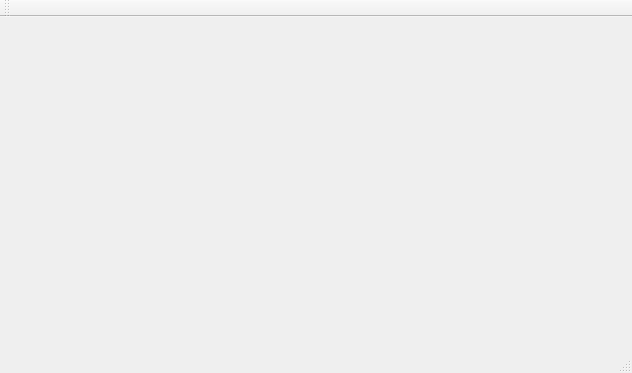
Old version of the form mainwindow.ui in the repository MATF-RS19/RS018-miniknime.
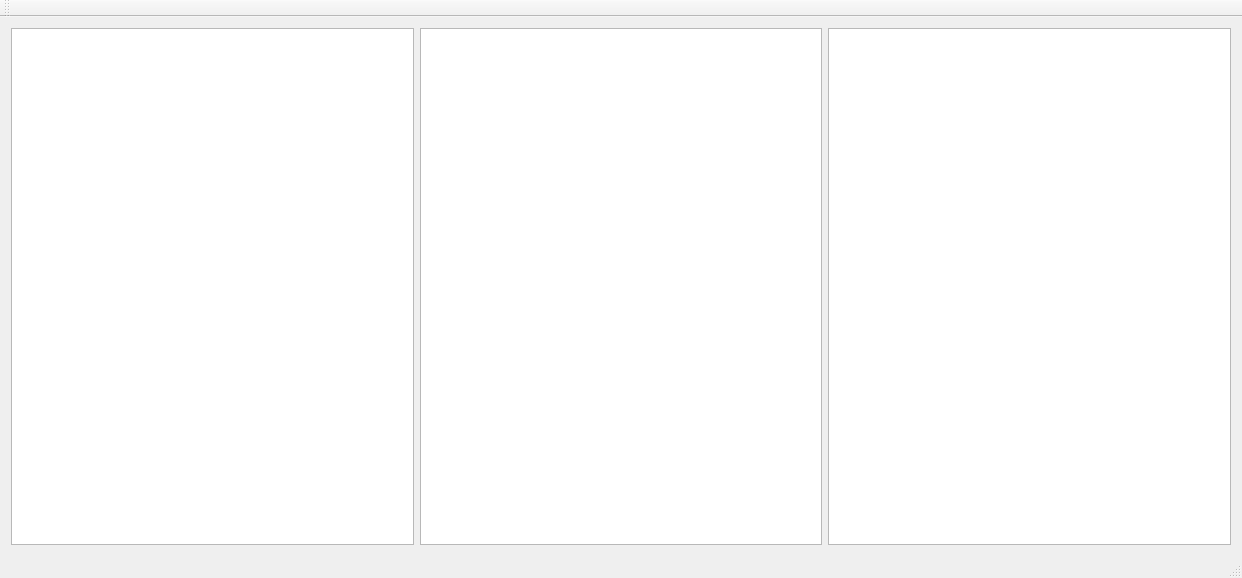
New version of the form.

What changed in the file:
```diff
--- a/mainwindow.ui
+++ b/mainwindow.ui
@@ -6,25 +6,29 @@
    <rect>
     <x>0</x>
     <y>0</y>
-    <width>632</width>
-    <height>373</height>
+    <width>1242</width>
+    <height>578</height>
    </rect>
   </property>
   <property name="windowTitle">
    <string>MainWindow</string>
   </property>
   <widget class="QWidget" name="centralWidget">
-   <widget class="QWidget" name="verticalLayoutWidget">
-    <property name="geometry">
-     <rect>
-      <x>20</x>
-      <y>10</y>
-      <width>601</width>
-      <height>301</height>
-     </rect>
-    </property>
-    <layout class="QVBoxLayout" name="mainLayout"/>
-   </widget>
+   <layout class="QVBoxLayout" name="verticalLayout">
+    <item>
+     <layout class="QHBoxLayout" name="horizontalLayout">
+      <item>
+       <widget class="QTextEdit" name="textEdit_3"/>
+      </item>
+      <item>
+       <widget class="QTextEdit" name="textEdit_2"/>
+      </item>
+      <item>
+       <widget class="QTextEdit" name="textEdit"/>
+      </item>
+     </layout>
+    </item>
+   </layout>
   </widget>
   <widget class="QMenuBar" name="menuBar">
    <property name="geometry">
```
Left out of the diff: 2 changed lines with no effect on the pictures.
